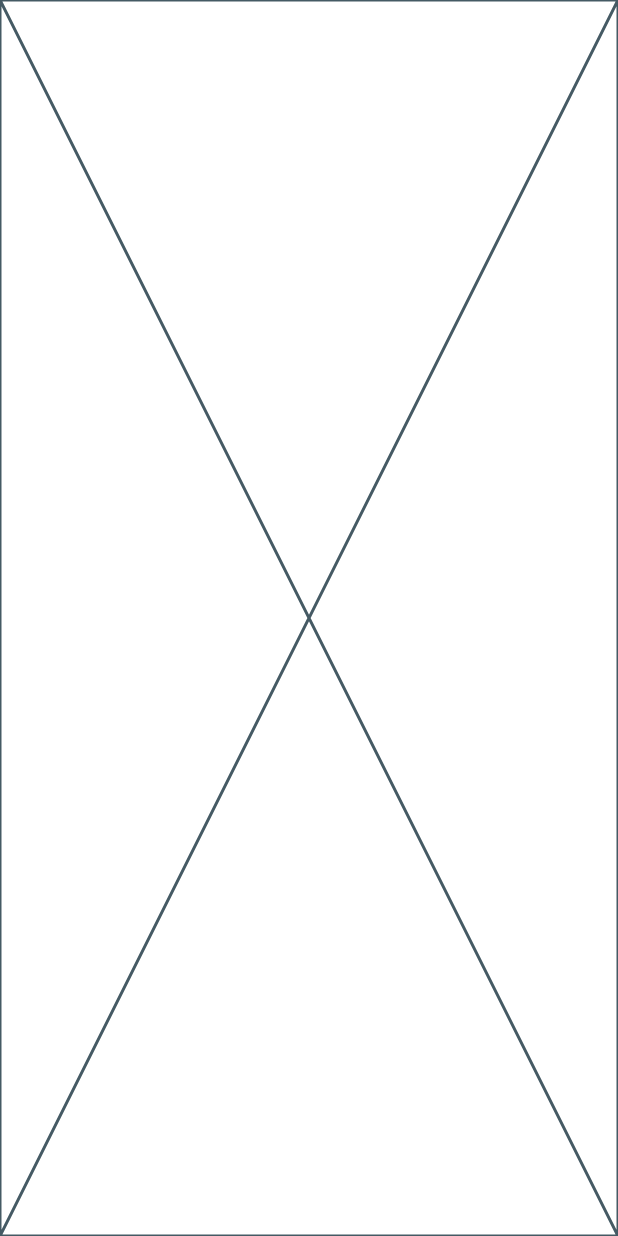
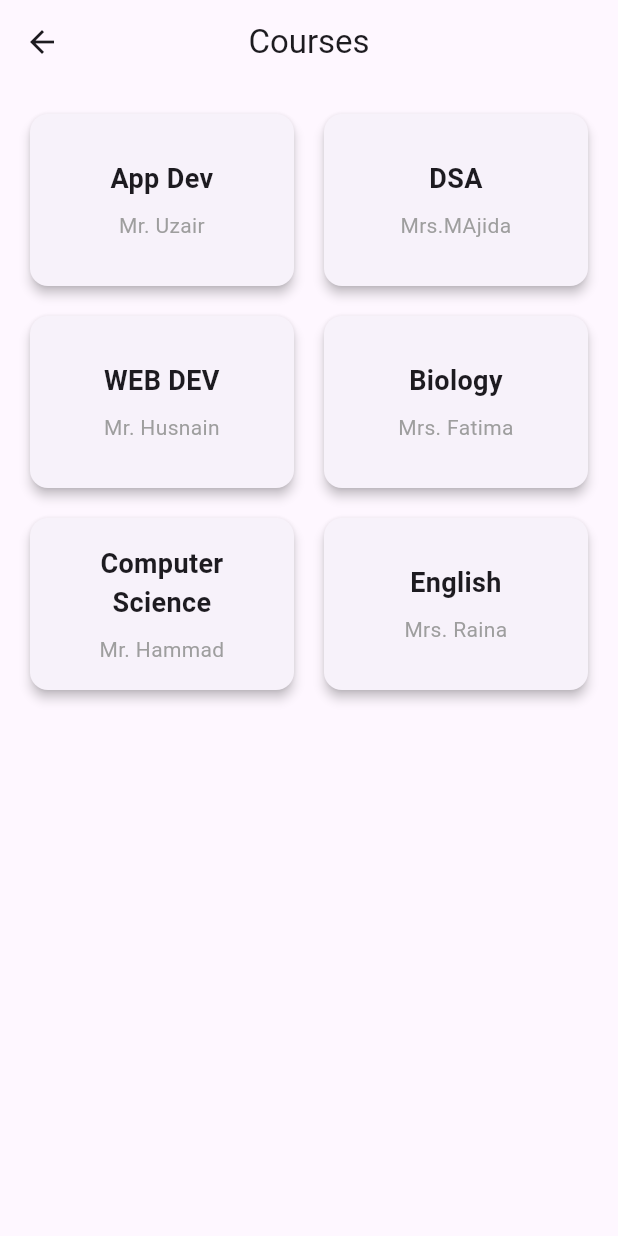
Before and after one commit to CM-Kali/Smart-Student-Portal-App, a Flutter app: the screen it shows after launch, after a tap on "Login", after a tap on "Courses", on a phone screen of 412 x 824 dp. Run offline on Flutter 3.47's test engine with Material 3 defaults, Android fonts, the phone set to English and light mode, and no system bars; our stand-ins replace get.

Commit message:
Course Card Cretaed for reuaseability and also course page updated with dummy data (courses and teachers)

```diff
--- /dev/null
+++ b/lib/app/pages/courses/course_card.dart
@@ -0,0 +1,45 @@
+import 'package:flutter/material.dart';
+
+class CourseCard extends StatelessWidget {
+  final String courseName;
+  final String teacherName;
+
+  const CourseCard({
+    super.key,
+    required this.courseName,
+    required this.teacherName,
+  });
+
+  @override
+  Widget build(BuildContext context) {
+    return Card(
+      elevation: 3,
+      shape: RoundedRectangleBorder(borderRadius: BorderRadius.circular(12)),
+      child: Padding(
+        padding: const EdgeInsets.all(16),
+        child: Column(
+          mainAxisAlignment: MainAxisAlignment.center,
+          children: [
+            Text(
+              courseName,
+              style: const TextStyle(
+                fontSize: 18,
+                fontWeight: FontWeight.bold,
+              ),
+              textAlign: TextAlign.center,
+            ),
+            const SizedBox(height: 8),
+            Text(
+              teacherName,
+              style: const TextStyle(
+                fontSize: 14,
+                color: Colors.grey,
+              ),
+              textAlign: TextAlign.center,
+            ),
+          ],
+        ),
+      ),
+    );
+  }
+}
--- a/lib/app/pages/courses/courses_page.dart
+++ b/lib/app/pages/courses/courses_page.dart
@@ -1,11 +1,45 @@
 import 'package:flutter/material.dart';
-
+import 'course_card.dart';
 
 class CoursesPage extends StatelessWidget {
   const CoursesPage({super.key});
 
   @override
   Widget build(BuildContext context) {
-    return const Placeholder();
+    // Dummy courses list
+    final courses = [
+      {'name': 'App Dev', 'teacher': 'Mr. Uzair'},
+      {'name': 'DSA', 'teacher': 'Mrs.MAjida '},
+      {'name': 'WEB DEV', 'teacher': 'Mr. Husnain'},
+      {'name': 'Biology', 'teacher': 'Mrs. Fatima'},
+      {'name': 'Computer Science', 'teacher': 'Mr. Hammad'},
+      {'name': 'English', 'teacher': 'Mrs. Raina'},
+    ];
+
+    return Scaffold(
+      appBar: AppBar(
+        title: const Text('Courses'),
+        centerTitle: true,
+      ),
+      body: Padding(
+        padding: const EdgeInsets.all(16),
+        child: GridView.builder(
+          itemCount: courses.length,
+          gridDelegate: const SliverGridDelegateWithFixedCrossAxisCount(
+            crossAxisCount: 2,
+            crossAxisSpacing: 12,
+            mainAxisSpacing: 12,
+            childAspectRatio: 3 / 2,
+          ),
+          itemBuilder: (context, index) {
+            final course = courses[index];
+            return CourseCard(
+              courseName: course['name']!,
+              teacherName: course['teacher']!,
+            );
+          },
+        ),
+      ),
+    );
   }
 }
```
